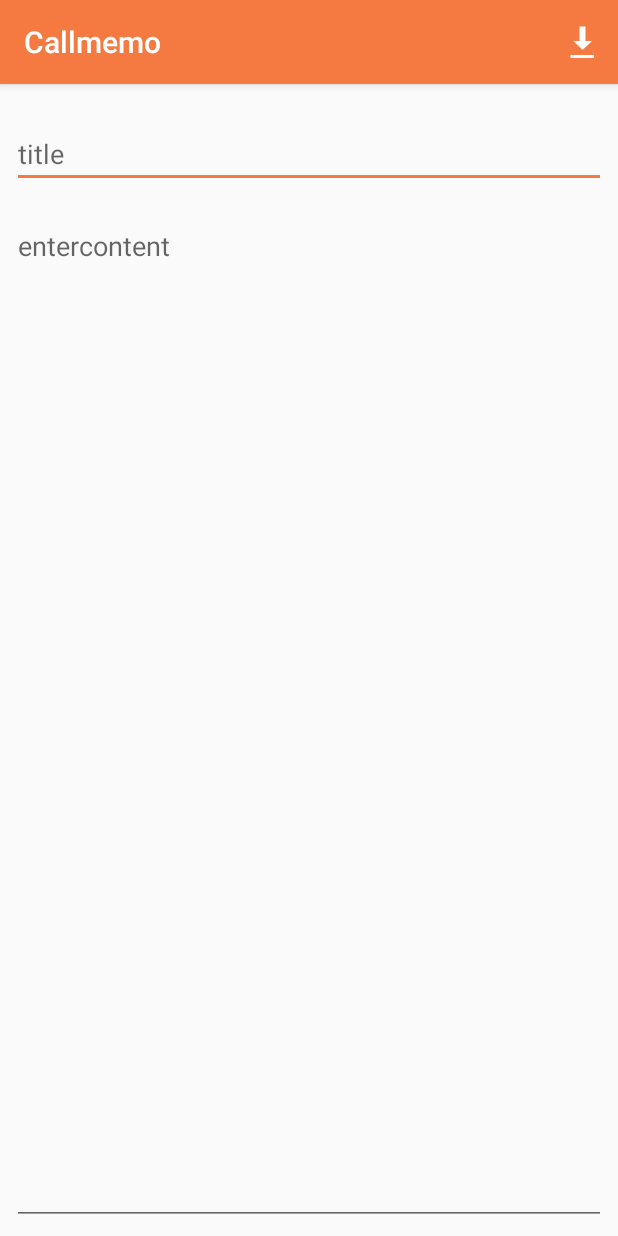
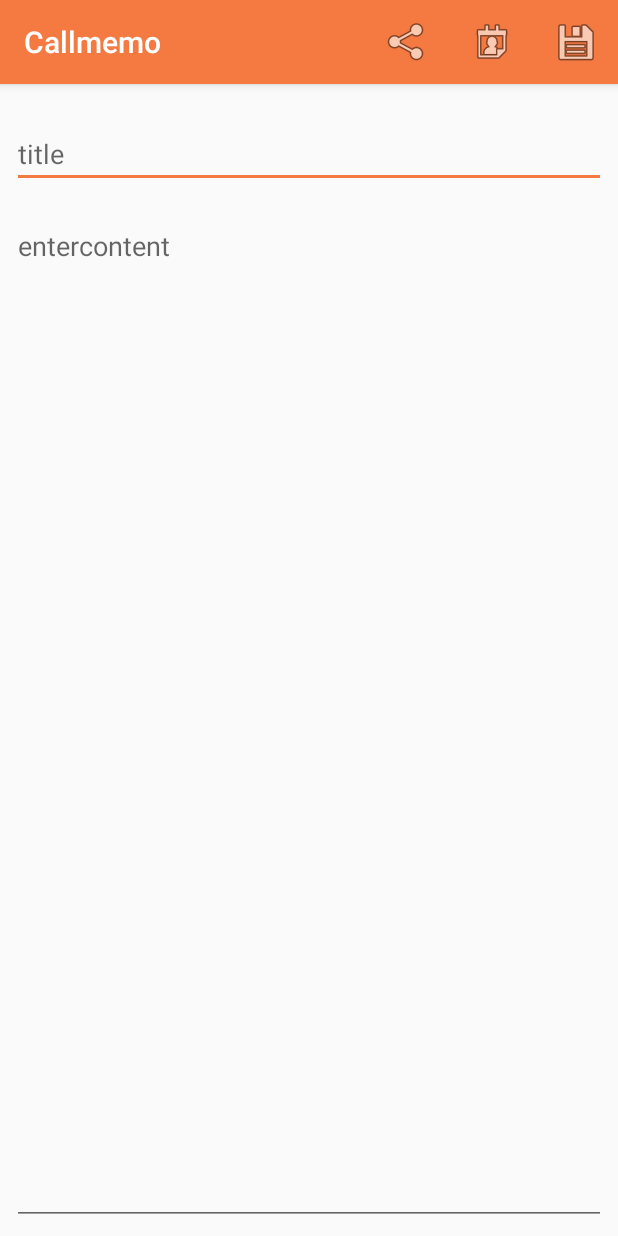
Before and after one commit to beselam/Callmemo_second_git_version, an Android app: the UserNote screen opened directly, with no data from a screen before it, after a tap on "note", on a phone screen of 412 x 824 dp. Run offline under Robolectric (Android 15) with nearby library versions, the phone set to English and light mode, and no system bars.

Commit message:
additional menu icons have been added

```diff
--- a/app/src/main/java/com/example/gbese/callmemo/UserNote.java
+++ b/app/src/main/java/com/example/gbese/callmemo/UserNote.java
@@ -1,9 +1,12 @@
 package com.example.gbese.callmemo;
 
+import android.content.Intent;
+import android.provider.CalendarContract;
 import android.support.v7.app.AppCompatActivity;
 import android.os.Bundle;
 import android.view.Menu;
 import android.view.MenuItem;
+import android.widget.CalendarView;
 import android.widget.EditText;
 import android.widget.Toast;
 
@@ -63,11 +66,23 @@
                 } else {
                     addData();
                 }
+                return true;
 
+            case R.id.share_content:
+                EditText shrecontent1 = (EditText) findViewById(R.id.displaycontent);
+                String sharecontent = shrecontent1.getText().toString();
+                Intent intent = new Intent();
+                intent.setAction(Intent.ACTION_SEND);
+                intent.setType("text/plain");
+                intent.putExtra(Intent.EXTRA_TEXT, sharecontent);
+                startActivity(Intent.createChooser(intent,"Share via"));
+                return true;
+
+            case R.id.set_calander:
+                Intent intent1 = new Intent(Intent.ACTION_INSERT);
+                intent1.setData(CalendarContract.Events.CONTENT_URI);
+                startActivity(intent1);
         }
-
-
-
         return true;
     }
 
--- a/app/src/main/res/menu/menu.xml
+++ b/app/src/main/res/menu/menu.xml
@@ -2,10 +2,27 @@
 <menu xmlns:android="http://schemas.android.com/apk/res/android"
     xmlns:tools="http://schemas.android.com/tools"
     xmlns:app="http://schemas.android.com/apk/res-auto">
+
+
     <item
-        android:id="@+id/savemanu"
-        android:icon="@android:drawable/stat_sys_download"
+        android:id="@+id/share_content"
+        android:icon="@android:drawable/ic_menu_share"
         android:title="note"
         app:showAsAction="always"
         tools:title="note" />
+
+    <item
+        android:id="@+id/set_calander"
+        android:icon="@android:drawable/ic_menu_my_calendar"
+        android:title="note"
+        app:showAsAction="always"
+        tools:title="note" />
+
+    <item
+        android:id="@+id/savemanu"
+        android:icon="@android:drawable/ic_menu_save"
+        android:title="note"
+        app:showAsAction="always"
+        tools:title="note" />
+
 </menu>
```
Also changed, not shown: app/src/main/java/com/example/gbese/callmemo/Displayer.java (+19 -1 lines), app/src/main/res/menu/save2.xml (+17 -2 lines).
